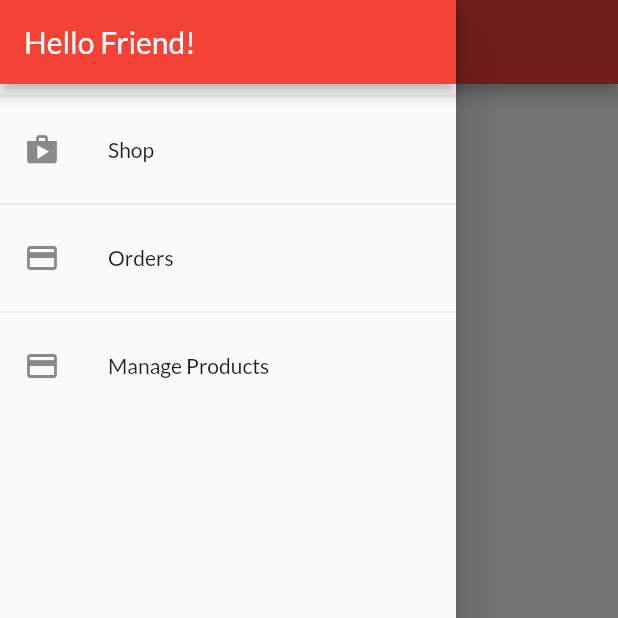
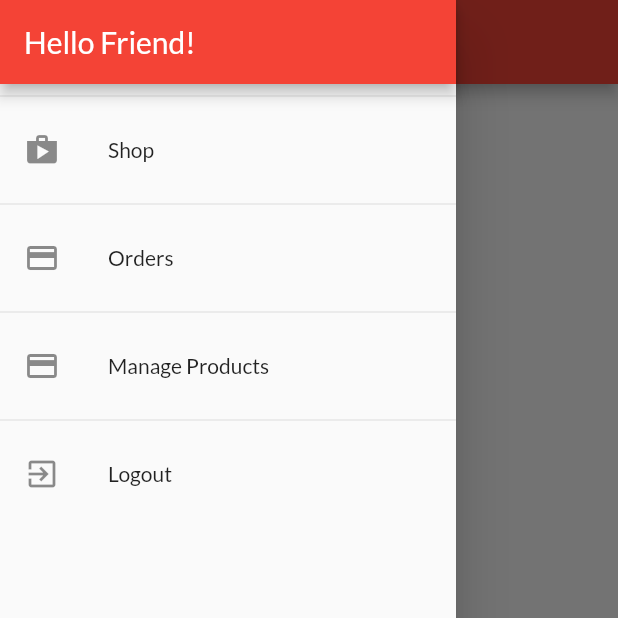
Before and after one commit to helenabd/shop_app, a Flutter app: the OrdersScreen screen opened by its route, with the side drawer open, on a phone screen of 412 x 824 dp, the top half of it. Run offline on Flutter 3.47's test engine with Material 2 defaults, Android fonts, the phone set to English and light mode, and no system bars; network calls fail.

Commit message:
Attaching Orders to Users and Adding Logout Functionality

```diff
--- a/lib/main.dart
+++ b/lib/main.dart
@@ -1,6 +1,4 @@
 import 'package:flutter/material.dart';
-import 'package:flutter_complete_guide/providers/product.dart';
-import 'package:flutter_complete_guide/screens/products_overview_screen.dart';
 import 'package:provider/provider.dart';
 
 import './screens/product_detail_screen.dart';
@@ -9,6 +7,7 @@ import './screens/orders_screen.dart';
 import './screens/user_products_screen.dart';
 import './screens/edit_product_screen.dart';
 import './screens/auth_screen.dart';
+import './screens/products_overview_screen.dart';
 import './providers/products.dart';
 import './providers/cart.dart';
 import './providers/orders.dart';
@@ -37,6 +36,7 @@ class MyApp extends StatelessWidget {
         ChangeNotifierProxyProvider<Auth, Orders>(
           update: (ctx, auth, previousOrders) => Orders(
             auth.token,
+            auth.userId,
             previousOrders == null ? [] : previousOrders.orders,
           ),
         )
--- a/lib/providers/orders.dart
+++ b/lib/providers/orders.dart
@@ -22,15 +22,21 @@ class OrderItem {
 class Orders with ChangeNotifier {
   List<OrderItem> _orders = [];
   final String authToken;
+  final String userId;
 
-  Orders(this.authToken, this._orders);
+  Orders(
+    this.authToken,
+    this.userId,
+    this._orders,
+  );
 
   List<OrderItem> get orders {
     return [..._orders];
   }
 
   Future<void> fetchAndSetOrders() async {
-    final url = 'https://fir-8fa2d.firebaseio.com/orders.json?auth=$authToken';
+    final url =
+        'https://fir-8fa2d.firebaseio.com/orders/$userId.json?auth=$authToken';
     final response = await http.get(url);
     final List<OrderItem> loadedOrders = [];
     final extractedData = json.decode(response.body) as Map<String, dynamic>;
@@ -60,7 +66,8 @@ class Orders with ChangeNotifier {
   }
 
   Future<void> addOrder(List<CartItem> cartProducts, double total) async {
-    final url = 'https://fir-8fa2d.firebaseio.com/orders.json?auth=$authToken';
+    final url =
+        'https://fir-8fa2d.firebaseio.com/orders/$userId.json?auth=$authToken';
     final timestamp = DateTime.now();
     try {
       final response = await http.post(
--- a/lib/widgets/app_drawer.dart
+++ b/lib/widgets/app_drawer.dart
@@ -1,7 +1,9 @@
 import 'package:flutter/material.dart';
+import 'package:provider/provider.dart';
 
 import '../screens/orders_screen.dart';
 import '../screens/user_products_screen.dart';
+import '../providers/auth.dart';
 
 class AppDrawer extends StatelessWidget {
   @override
@@ -39,6 +41,15 @@ class AppDrawer extends StatelessWidget {
                   .pushReplacementNamed(UserProductsScreen.routeName);
             },
           ),
+          Divider(),
+          ListTile(
+            leading: Icon(Icons.exit_to_app),
+            title: Text('Logout'),
+            onTap: () {
+              Navigator.of(context).pop();
+              Provider.of<Auth>(context, listen: false).logout();
+            },
+          ),
         ],
       ),
     );
```
Also changed, not shown: lib/providers/auth.dart (+7 -0 lines).
